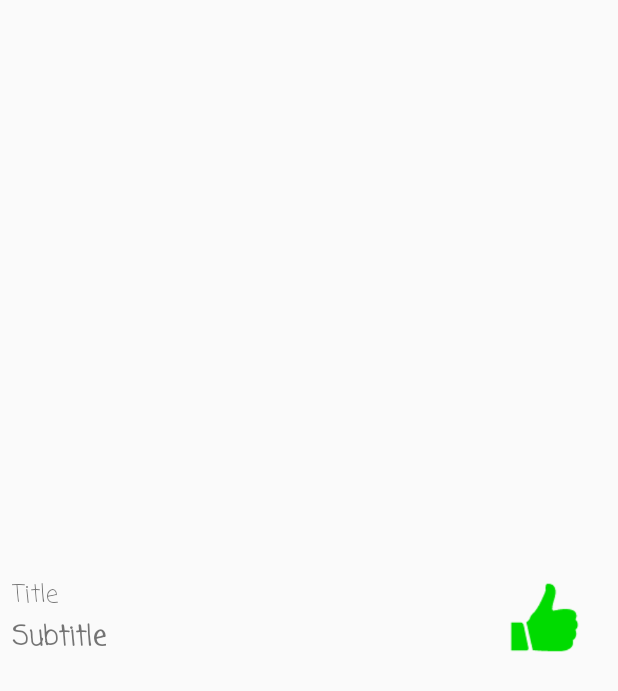
After one commit to bad-gal/Quiz, an Android app: the layout list_old_quiz_item.xml on its own in the app's theme, with its tools: preview values and no code run, on a phone screen of 412 x 824 dp. The commit adds this screen. Shown: the top 691 px of the screen. Run offline under Robolectric (Android 15) with nearby library versions, the phone set to English and light mode, and no system bars.

Commit message:
View answers to historic quizzes
User can now view the questions and answers the user gave
along with images indicating whether their answer was
correct or not.

Function to return a specific row from database table that
holds the list of historic quizzes played by user. (This
function works because currently no historic quizzes can
be deleted, otherwise this function would need to change)

Refactored code

```diff
--- a/app/build.gradle
+++ b/app/build.gradle
@@ -27,9 +27,9 @@ repositories {
 }
 
 dependencies {
-    compile 'com.google.code.gson:gson:2.8.2'
-    compile 'org.apache.commons:commons-text:1.2'
-    compile 'com.android.support:appcompat-v7:26.1.0'
+    implementation 'com.google.code.gson:gson:2.8.2'
+    implementation 'org.apache.commons:commons-text:1.2'
+    implementation 'com.android.support:appcompat-v7:26.1.0'
     implementation fileTree(dir: 'libs', include: ['*.jar'])
     implementation"org.jetbrains.kotlin:kotlin-stdlib-jre7:$kotlin_version"
     implementation 'com.android.support:appcompat-v7:26.1.0'
--- a/app/src/main/AndroidManifest.xml
+++ b/app/src/main/AndroidManifest.xml
@@ -20,5 +20,6 @@
         <activity android:name=".DetailActivity">
         </activity>
         <activity android:name=".SavedQuizzesActivity" />
+        <activity android:name=".ViewOldQuiz" />
     </application>
 </manifest>
--- a/app/src/main/java/com/developments/knowledgehut/quiz/MainActivity.kt
+++ b/app/src/main/java/com/developments/knowledgehut/quiz/MainActivity.kt
@@ -121,7 +121,7 @@ class MainActivity : AppCompatActivity() {
     }
 
     private fun convertJsonToList(jsonString: String): List<String> {
-        val dbHelper = DatabaseHandler(this, null, null, 1)
+        val dbHelper = DatabaseHandler(this, null)
         val categoryList = mutableListOf<String>()
         val jsonObject = JSONObject(jsonString)
         val jsonArray = jsonObject.getJSONArray("trivia_categories")
@@ -177,7 +177,7 @@ class MainActivity : AppCompatActivity() {
     }
 
     private fun getCategoryItem(name: String): Categories? {
-        val dbHelper = DatabaseHandler(this, null, null, 1)
+        val dbHelper = DatabaseHandler(this, null)
         return dbHelper.findCategory(name)
     }
 }
--- a/app/src/main/java/com/developments/knowledgehut/quiz/completedQuiz.kt
+++ b/app/src/main/java/com/developments/knowledgehut/quiz/completedQuiz.kt
@@ -15,5 +15,4 @@ data class CompletedQuiz(
         this.percent = percent
         this.timestamp = timestamp
     }
-
 }
--- /dev/null
+++ b/app/src/main/res/layout/list_old_quiz_item.xml
@@ -0,0 +1,57 @@
+<?xml version="1.0" encoding="utf-8"?>
+<RelativeLayout
+    xmlns:android="http://schemas.android.com/apk/res/android"
+    xmlns:app="http://schemas.android.com/apk/res-auto"
+    android:layout_width="match_parent"
+    android:layout_height="match_parent">
+
+    <ImageView
+        android:id="@+id/img_answer_thumbnail"
+        android:layout_width="90dp"
+        android:layout_height="90dp"
+        android:layout_alignParentEnd="true"
+        android:layout_alignParentRight="true"
+        android:layout_centerVertical="true"
+        android:layout_marginBottom="6dp"
+        android:layout_marginEnd="4dp"
+        android:layout_marginRight="4dp"
+        android:layout_marginTop="6dp"
+        android:scaleType="centerInside"
+        app:srcCompat="@drawable/hands_up" />
+
+    <RelativeLayout
+        android:id="@+id/quiz_list_text_layout"
+        android:layout_width="wrap_content"
+        android:layout_height="wrap_content"
+        android:layout_alignParentLeft="true"
+        android:layout_alignParentStart="true"
+        android:layout_centerVertical="true"
+        android:layout_toLeftOf="@id/img_answer_thumbnail"
+        android:layout_toStartOf="@id/img_answer_thumbnail">
+
+        <TextView
+            android:id="@+id/tv_question"
+            android:layout_width="wrap_content"
+            android:layout_height="wrap_content"
+            android:layout_marginLeft="8dp"
+            android:layout_marginRight="8dp"
+            android:fontFamily="casual"
+            android:text="@string/old_quiz_title"
+            android:textSize="16sp" />
+
+        <TextView
+            android:id="@+id/tv_answer"
+            android:layout_width="wrap_content"
+            android:layout_height="wrap_content"
+            android:layout_below="@+id/tv_question"
+            android:layout_marginLeft="8dp"
+            android:layout_marginRight="8dp"
+            android:layout_marginTop="2dp"
+            android:ellipsize="end"
+            android:fontFamily="casual"
+            android:maxLines="3"
+            android:text="@string/old_quiz_subtitle"
+            android:textSize="18sp"
+            android:textStyle="bold" />
+    </RelativeLayout>
+</RelativeLayout>
--- a/app/src/main/res/menu/menu_main.xml
+++ b/app/src/main/res/menu/menu_main.xml
@@ -11,9 +11,9 @@
         android:id="@+id/about" app:showAsAction="never" android:title="@string/about">
     </item>
     <item
+        android:id="@+id/history"  app:showAsAction="never" android:title="@string/history">
+    </item>
+    <item
         android:id="@+id/exit"  app:showAsAction="never" android:title="@string/exit">
     </item>
-    <item
-        android:id="@+id/history"  app:showAsAction="never" android:title="@string/history">
-    </item>
 </menu>
--- a/app/src/main/res/values/strings.xml
+++ b/app/src/main/res/values/strings.xml
@@ -14,4 +14,9 @@
     <string name="exit">Exit</string>
     <string name="history">History</string>
     <string name="home">Home</string>
+    <string name="category">Category goes here</string>
+    <string name="date">Date goes here</string>
+    <string name="score">Score goes here</string>
+    <string name="old_quiz_title">Title</string>
+    <string name="old_quiz_subtitle">Subtitle</string>
 </resources>
```
Also changed, not shown: app/src/main/java/com/developments/knowledgehut/quiz/QuizAdapter.kt (added, +46 -0 lines), app/src/main/java/com/developments/knowledgehut/quiz/databaseHandler.kt (+26 -4 lines), app/src/main/java/com/developments/knowledgehut/quiz/detailActivity.kt (+11 -13 lines), app/src/main/java/com/developments/knowledgehut/quiz/oldResult.kt (added, +8 -0 lines), app/src/main/java/com/developments/knowledgehut/quiz/savedQuizzesActivity.kt (+13 -1 lines), app/src/main/java/com/developments/knowledgehut/quiz/viewOldQuiz.kt (added, +70 -0 lines), app/src/main/res/layout/activity_old_quiz.xml (added, +74 -0 lines), app/src/main/java/com/developments/knowledgehut/quiz/httpGetRequest.kt (line endings or trailing spaces), app/src/main/java/com/developments/knowledgehut/quiz/menu.kt (line endings or trailing spaces), app/src/main/res/drawable/hands_down.png (added), app/src/main/res/drawable/hands_up.png (added).
